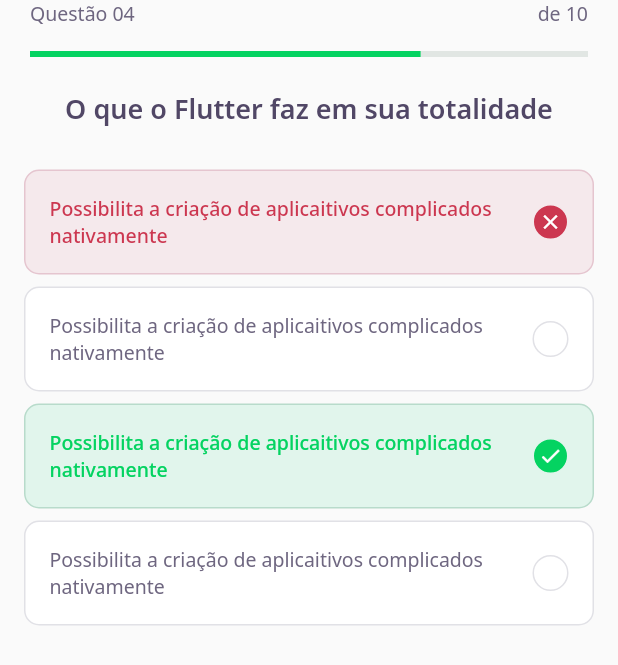
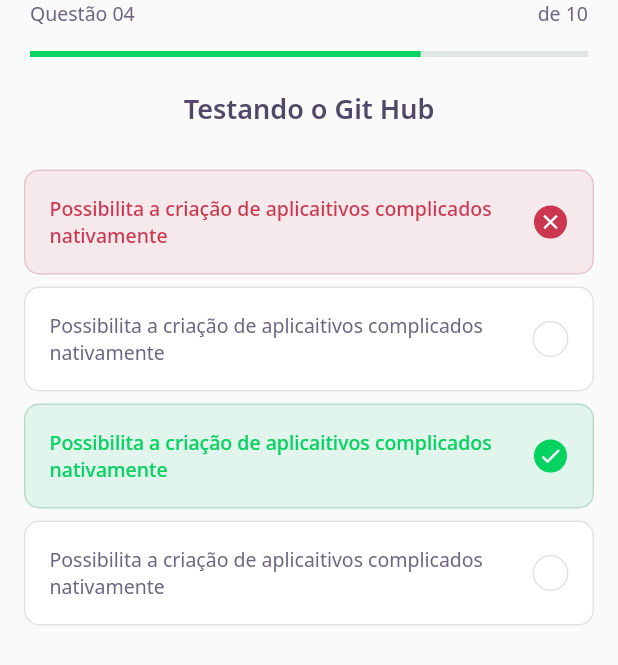
Before and after one commit to TulioIsaak/dev_quiz, a Flutter app: the screen it shows after launch, on a phone screen of 412 x 824 dp. Shown: the top 665 px of the screen. Run offline on Flutter 3.47's test engine with Material 2 defaults, Android fonts, the phone set to English and light mode, and no system bars; our stand-ins replace google_fonts.

Commit message:
testando o git

```diff
--- a/lib/challenge/challenge_page.dart
+++ b/lib/challenge/challenge_page.dart
@@ -21,7 +21,7 @@ class _ChallengePageState extends State<ChallengePage> {
         ),
       ),
       body: QuizWidget(
-        title: "O que o Flutter faz em sua totalidade",
+        title: "Testando o Git Hub",
       ),
     );
   }
```
